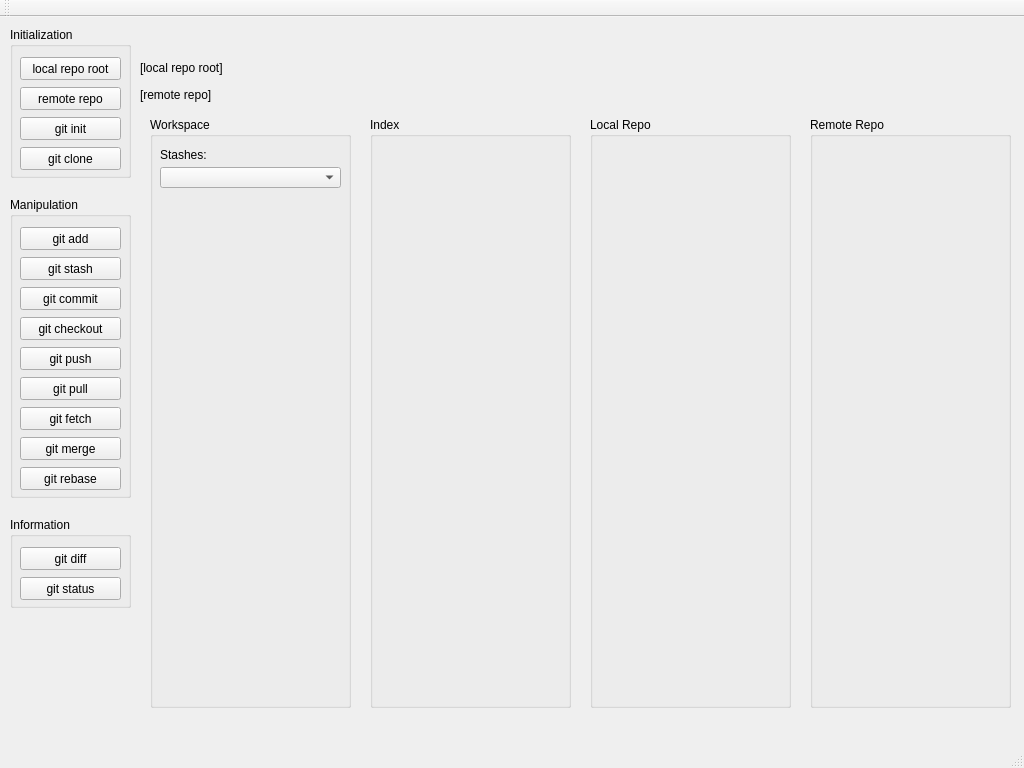
Before: the Qt Designer form mainwindow.ui in fsziegler/qt-git, drawn with Qt 5.
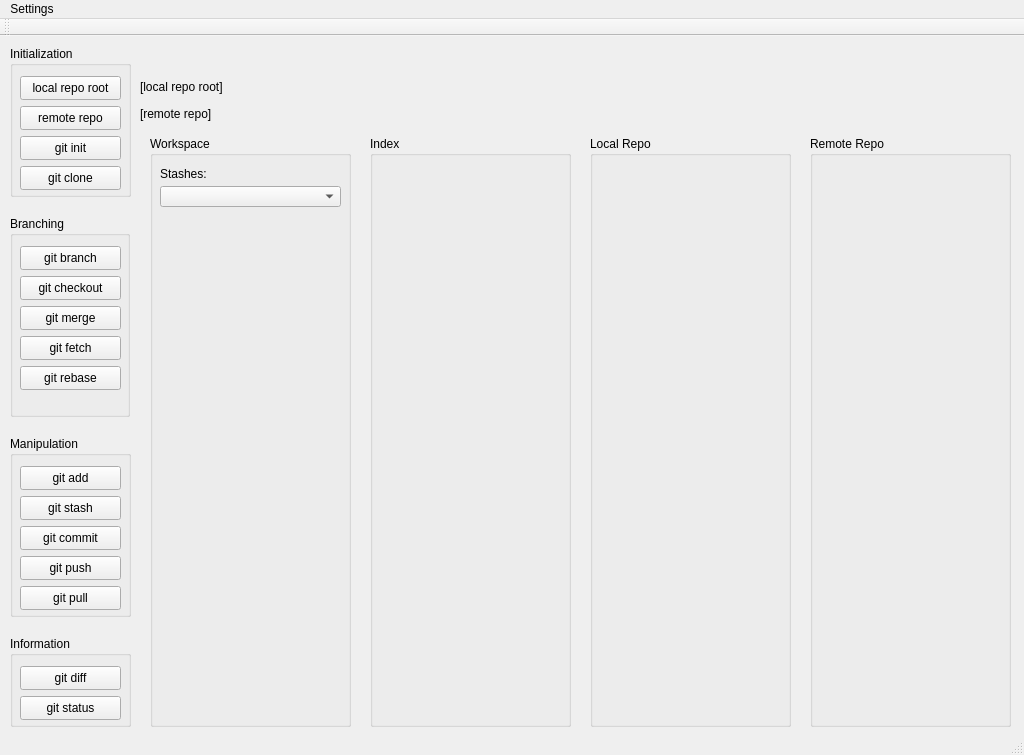
After: the same form once the commit is applied.

Commit message: Added tooltip text and logic (still not finding \n in tooltip resizing correctly)

Patch:
```diff
--- a/mainwindow.ui
+++ b/mainwindow.ui
@@ -7,7 +7,7 @@
     <x>0</x>
     <y>0</y>
     <width>1024</width>
-    <height>768</height>
+    <height>755</height>
    </rect>
   </property>
   <property name="windowTitle">
@@ -133,7 +133,7 @@
        <x>10</x>
        <y>30</y>
        <width>101</width>
-       <height>23</height>
+       <height>24</height>
       </rect>
      </property>
      <property name="text">
@@ -146,7 +146,7 @@
        <x>10</x>
        <y>90</y>
        <width>101</width>
-       <height>23</height>
+       <height>24</height>
       </rect>
      </property>
      <property name="text">
@@ -159,7 +159,7 @@
        <x>10</x>
        <y>120</y>
        <width>101</width>
-       <height>23</height>
+       <height>24</height>
       </rect>
      </property>
      <property name="text">
@@ -172,7 +172,7 @@
        <x>10</x>
        <y>60</y>
        <width>101</width>
-       <height>23</height>
+       <height>24</height>
       </rect>
      </property>
      <property name="text">
@@ -184,9 +184,9 @@
     <property name="geometry">
      <rect>
       <x>10</x>
-      <y>180</y>
+      <y>400</y>
       <width>121</width>
-      <height>301</height>
+      <height>181</height>
      </rect>
     </property>
     <property name="title">
@@ -198,7 +198,7 @@
        <x>10</x>
        <y>30</y>
        <width>101</width>
-       <height>23</height>
+       <height>24</height>
       </rect>
      </property>
      <property name="text">
@@ -211,7 +211,7 @@
        <x>10</x>
        <y>60</y>
        <width>101</width>
-       <height>23</height>
+       <height>24</height>
       </rect>
      </property>
      <property name="text">
@@ -224,33 +224,20 @@
        <x>10</x>
        <y>90</y>
        <width>101</width>
-       <height>23</height>
+       <height>24</height>
       </rect>
      </property>
      <property name="text">
       <string>git commit</string>
      </property>
     </widget>
-    <widget class="QPushButton" name="btn_git_checkout">
-     <property name="geometry">
-      <rect>
-       <x>10</x>
-       <y>120</y>
-       <width>101</width>
-       <height>23</height>
-      </rect>
-     </property>
-     <property name="text">
-      <string>git checkout</string>
-     </property>
-    </widget>
     <widget class="QPushButton" name="btn_git_push">
      <property name="geometry">
       <rect>
        <x>10</x>
-       <y>150</y>
+       <y>120</y>
        <width>101</width>
-       <height>23</height>
+       <height>24</height>
       </rect>
      </property>
      <property name="text">
@@ -261,60 +248,21 @@
      <property name="geometry">
       <rect>
        <x>10</x>
-       <y>180</y>
+       <y>150</y>
        <width>101</width>
-       <height>23</height>
+       <height>24</height>
       </rect>
      </property>
      <property name="text">
       <string>git pull</string>
      </property>
     </widget>
-    <widget class="QPushButton" name="btn_git_fetch">
-     <property name="geometry">
-      <rect>
-       <x>10</x>
-       <y>210</y>
-       <width>101</width>
-       <height>23</height>
-      </rect>
-     </property>
-     <property name="text">
-      <string>git fetch</string>
-     </property>
-    </widget>
-    <widget class="QPushButton" name="btn_git_merge">
-     <property name="geometry">
-      <rect>
-       <x>10</x>
-       <y>240</y>
-       <width>101</width>
-       <height>23</height>
-      </rect>
-     </property>
-     <property name="text">
-      <string>git merge</string>
-     </property>
-    </widget>
-    <widget class="QPushButton" name="btn_git_rebase">
-     <property name="geometry">
-      <rect>
-       <x>10</x>
-       <y>270</y>
-       <width>101</width>
-       <height>23</height>
-      </rect>
-     </property>
-     <property name="text">
-      <string>git rebase</string>
-     </property>
-    </widget>
    </widget>
    <widget class="QGroupBox" name="grpBox_information">
     <property name="geometry">
      <rect>
       <x>10</x>
-      <y>500</y>
+      <y>600</y>
       <width>121</width>
       <height>91</height>
      </rect>
@@ -328,7 +276,7 @@
        <x>10</x>
        <y>30</y>
        <width>101</width>
-       <height>23</height>
+       <height>24</height>
       </rect>
      </property>
      <property name="text">
@@ -341,7 +289,7 @@
        <x>10</x>
        <y>60</y>
        <width>101</width>
-       <height>23</height>
+       <height>24</height>
       </rect>
      </property>
      <property name="text">
@@ -362,6 +310,84 @@
      <string>[remote repo]</string>
     </property>
    </widget>
+   <widget class="QGroupBox" name="grpBox_context">
+    <property name="geometry">
+     <rect>
+      <x>10</x>
+      <y>180</y>
+      <width>120</width>
+      <height>201</height>
+     </rect>
+    </property>
+    <property name="title">
+     <string>Branching</string>
+    </property>
+    <widget class="QPushButton" name="btn_git_branch">
+     <property name="geometry">
+      <rect>
+       <x>10</x>
+       <y>30</y>
+       <width>101</width>
+       <height>24</height>
+      </rect>
+     </property>
+     <property name="text">
+      <string>git branch</string>
+     </property>
+    </widget>
+    <widget class="QPushButton" name="btn_git_checkout">
+     <property name="geometry">
+      <rect>
+       <x>10</x>
+       <y>60</y>
+       <width>101</width>
+       <height>24</height>
+      </rect>
+     </property>
+     <property name="text">
+      <string>git checkout</string>
+     </property>
+    </widget>
+    <widget class="QPushButton" name="btn_git_merge">
+     <property name="geometry">
+      <rect>
+       <x>10</x>
+       <y>90</y>
+       <width>101</width>
+       <height>24</height>
+      </rect>
+     </property>
+     <property name="text">
+      <string>git merge</string>
+     </property>
+    </widget>
+    <widget class="QPushButton" name="btn_git_fetch">
+     <property name="geometry">
+      <rect>
+       <x>10</x>
+       <y>120</y>
+       <width>101</width>
+       <height>24</height>
+      </rect>
+     </property>
+     <property name="text">
+      <string>git fetch</string>
+     </property>
+    </widget>
+    <widget class="QPushButton" name="btn_git_rebase">
+     <property name="geometry">
+      <rect>
+       <x>10</x>
+       <y>150</y>
+       <width>101</width>
+       <height>24</height>
+      </rect>
+     </property>
+     <property name="text">
+      <string>git rebase</string>
+     </property>
+    </widget>
+   </widget>
    <zorder>grpBox_initialization</zorder>
    <zorder>grpBox_information</zorder>
    <zorder>grpBox_manipulation</zorder>
@@ -381,6 +407,12 @@
      <height>26</height>
     </rect>
    </property>
+   <widget class="QMenu" name="menuSettings">
+    <property name="title">
+     <string>Settings</string>
+    </property>
+   </widget>
+   <addaction name="menuSettings"/>
   </widget>
   <widget class="QToolBar" name="mainToolBar">
    <attribute name="toolBarArea">
```
Left out of the diff: 10 changed lines with no effect on the pictures. The commit also changes 2 other files.
